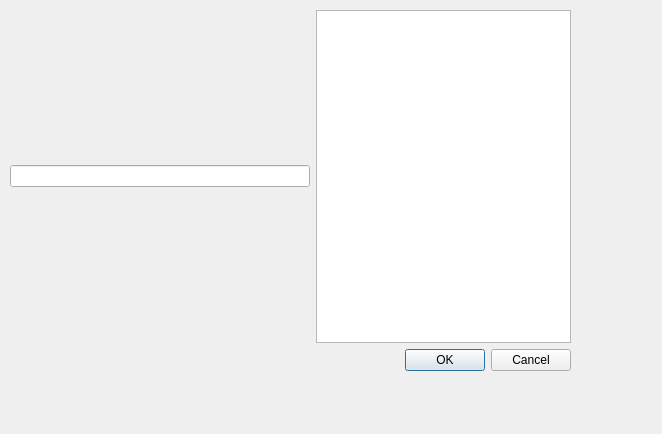
Old version of the form superboucle/edit_port_regexp_ui.ui in the repository Vampouille/superboucle.
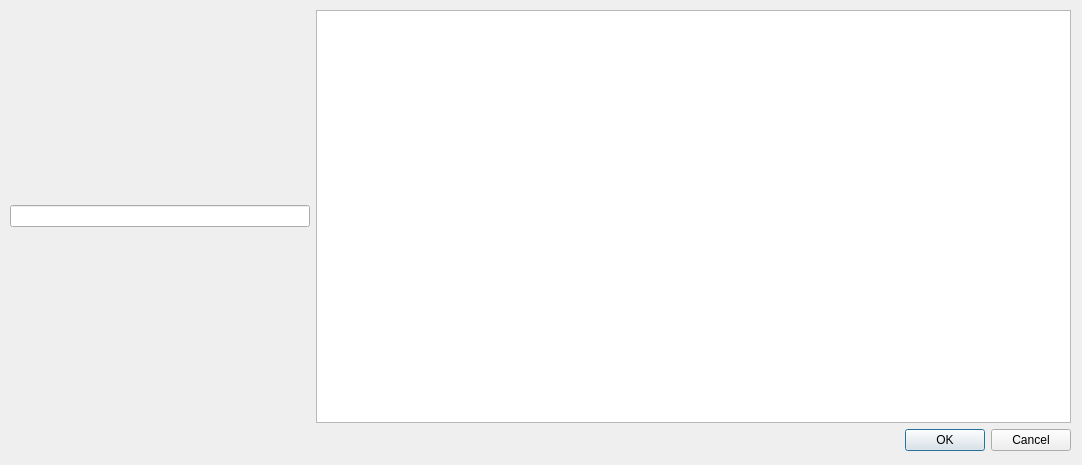
New version of the form.

Commit message:
feat: show ports connections
* Use global objects: gui, jack client
* Trigger auto connect on port change
* Refactor port

Patch:
```diff
--- a/superboucle/edit_port_regexp_ui.ui
+++ b/superboucle/edit_port_regexp_ui.ui
@@ -6,8 +6,8 @@
    <rect>
     <x>0</x>
     <y>0</y>
-    <width>662</width>
-    <height>434</height>
+    <width>1082</width>
+    <height>465</height>
    </rect>
   </property>
   <property name="windowTitle">
@@ -18,13 +18,13 @@
     <rect>
      <x>10</x>
      <y>10</y>
-     <width>561</width>
-     <height>361</height>
+     <width>1061</width>
+     <height>441</height>
     </rect>
    </property>
    <layout class="QVBoxLayout" name="verticalLayout" stretch="10,0">
     <item>
-     <layout class="QHBoxLayout" name="horizontalLayout" stretch="0,0">
+     <layout class="QHBoxLayout" name="horizontalLayout" stretch="0,2">
       <item>
        <widget class="QLineEdit" name="regexp">
         <property name="minimumSize">
```
The commit also changes 17 other files.
